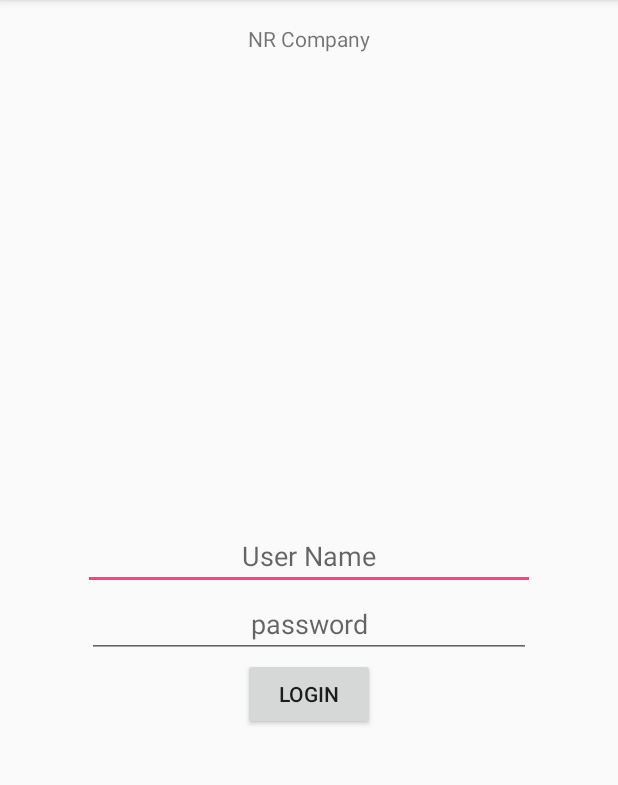
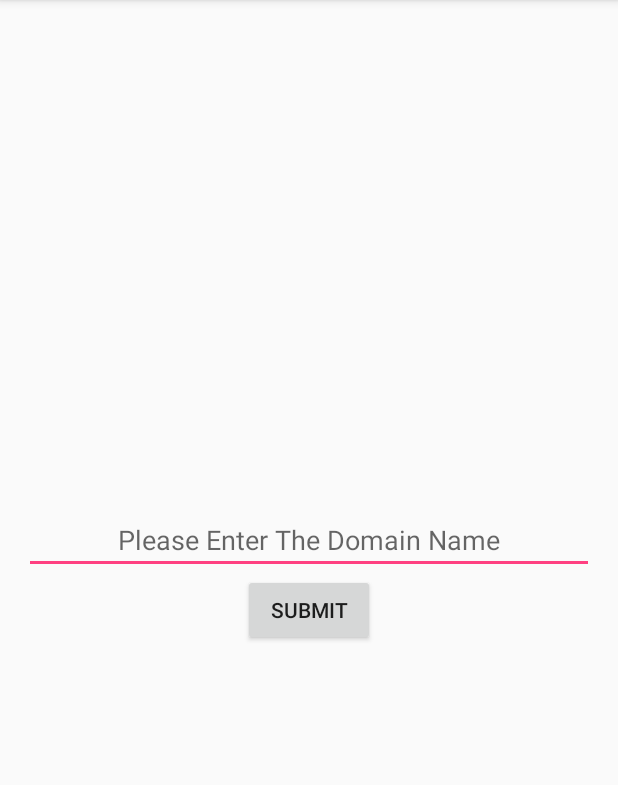
Before and after one commit to ryhanahmedtamim/CSEKU_SDP_2017_Contractual_Company_Payment_System, an Android app: the screen it shows after launch (LoginActivity before the commit, DomainActivity after it), on a phone screen of 412 x 824 dp, the part 84-869 px from its top. Run offline under Robolectric (Android 15) with nearby library versions, the phone set to English and light mode, and no system bars; our stand-ins replace Volley.

Commit message:
domain respose , company name , login are done

```diff
--- a/app/src/main/java/com/example/ryhanahmedtamim/ccps/DomainActivity.java
+++ b/app/src/main/java/com/example/ryhanahmedtamim/ccps/DomainActivity.java
@@ -1,13 +1,104 @@
 package com.example.ryhanahmedtamim.ccps;
 
+import android.content.Context;
+import android.content.Intent;
+import android.content.SharedPreferences;
 import android.support.v7.app.AppCompatActivity;
 import android.os.Bundle;
+import android.view.View;
+import android.widget.Button;
+import android.widget.EditText;
+import android.widget.Toast;
+
+import com.android.volley.Request;
+import com.android.volley.RequestQueue;
+import com.android.volley.Response;
+import com.android.volley.VolleyError;
+import com.android.volley.toolbox.StringRequest;
+import com.android.volley.toolbox.Volley;
+
+import org.json.JSONException;
+import org.json.JSONObject;
 
 public class DomainActivity extends AppCompatActivity {
+
+    private Button domainSubmitButton;
+    private EditText domainEditText;
+    private String domainName = "";
+    SharedPreferences sharedpreferences;
+    private   final String MyPREFERENCES = "CCPS_PREFERENCE";
+    private   final String Name = "DomainAddress";
+    private final String CompanyName ="COMPANY_NAME";
+
+    StringRequest stringRequest;
+    RequestQueue sequestQueue;
+
 
     @Override
     protected void onCreate(Bundle savedInstanceState) {
         super.onCreate(savedInstanceState);
         setContentView(R.layout.activity_domain);
+        domainSubmitButton = (Button) findViewById(R.id.domainSubmitButton);
+        domainEditText =(EditText) findViewById(R.id.domainEditText);
+
+
+        sequestQueue = Volley.newRequestQueue(this);
+
+       sharedpreferences = getSharedPreferences(MyPREFERENCES, Context.MODE_PRIVATE);
+        if(sharedpreferences.getString(Name, "")!="")
+        {
+            Intent intent = new Intent(DomainActivity.this,LoginActivity.class);
+            startActivity(intent);
+            finish();
+        }
+
+
+        domainSubmitButton.setOnClickListener(new View.OnClickListener() {
+            @Override
+            public void onClick(View v) {
+                domainName = "http://"+domainEditText.getText().toString();
+
+
+                final String myUrl = domainName+"/?url=home/mobile";
+
+                stringRequest = new StringRequest(Request.Method.GET, myUrl, new Response.Listener<String>() {
+                    @Override
+                    public void onResponse(String response) {
+
+                        JSONObject jsonObject;
+
+                        try {
+                          jsonObject = new JSONObject(response);
+
+                            String company = jsonObject.getString("company_name");
+
+                            SharedPreferences.Editor editor = sharedpreferences.edit();
+                            editor.putString(Name, domainName);
+                            editor.putString(CompanyName,company);
+
+                            editor.commit();
+                            Intent intent = new Intent(DomainActivity.this,LoginActivity.class);
+                            startActivity(intent);
+                            finish();
+
+                        } catch (JSONException e) {
+                            e.printStackTrace();
+                        }
+
+
+
+                    }
+                }, new Response.ErrorListener() {
+                    @Override
+                    public void onErrorResponse(VolleyError error) {
+
+                    }
+                });
+                sequestQueue.add(stringRequest);
+
+
+
+            }
+        });
     }
 }
--- a/app/src/main/res/layout/activity_domain.xml
+++ b/app/src/main/res/layout/activity_domain.xml
@@ -9,4 +9,28 @@
     android:paddingTop="@dimen/activity_vertical_margin"
     tools:context="com.example.ryhanahmedtamim.ccps.DomainActivity">
 
+    <LinearLayout
+        android:orientation="vertical"
+        android:gravity="center"
+        android:layout_width="match_parent"
+        android:layout_height="match_parent"
+        android:layout_alignParentBottom="true"
+        android:layout_centerHorizontal="true">
+
+        <EditText
+            android:layout_width="match_parent"
+            android:layout_height="wrap_content"
+            android:gravity="center"
+            android:inputType="textPersonName"
+            android:text=""
+            android:hint="Please Enter The Domain Name"
+            android:ems="10"
+            android:id="@+id/domainEditText" />
+
+        <Button
+            android:layout_width="wrap_content"
+            android:layout_height="wrap_content"
+            android:text="Submit"
+            android:id="@+id/domainSubmitButton" />
+    </LinearLayout>
 </RelativeLayout>
--- a/app/src/main/res/layout/activity_login.xml
+++ b/app/src/main/res/layout/activity_login.xml
@@ -14,7 +14,7 @@
         android:layout_height="67dp"
         android:text="NR Company"
         android:textAlignment="center"
-        android:id="@+id/textView"
+        android:id="@+id/textViewOfLogin"
         android:elegantTextHeight="false" />
 
     <LinearLayout
```
Also changed, not shown: app/src/main/AndroidManifest.xml (+8 -6 lines), app/src/main/java/com/example/ryhanahmedtamim/ccps/LoginActivity.java (+47 -17 lines), 1 other file.
